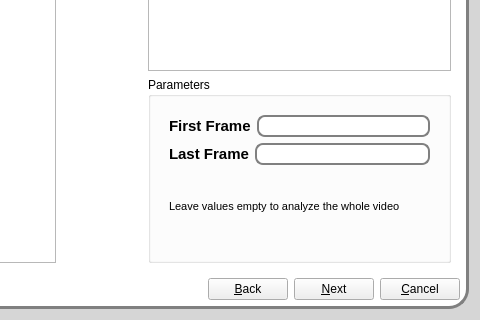
First picture: the form in src/romeo/view/dialogs/protocoldialog.ui, repository AlbertoSimioni/Romeo, before the edit; both pictures show x 338 to 818 and y 174 to 494 of the 818 by 494 pixel window.
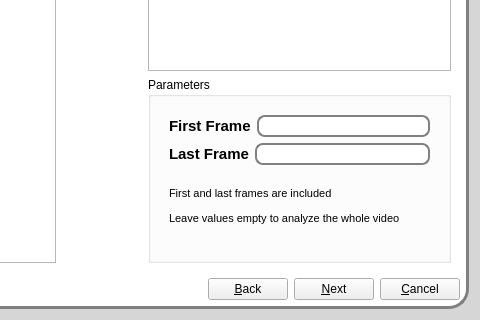
Second picture: the form after the edit. Icons and pictures are not drawn.

The edit to the form file:
```diff
--- a/src/romeo/view/dialogs/protocoldialog.ui
+++ b/src/romeo/view/dialogs/protocoldialog.ui
@@ -771,7 +771,7 @@
                        <item>
                         <widget class="QLabel" name="label_20">
                          <property name="text">
-                          <string>&lt;html&gt;&lt;head/&gt;&lt;body&gt;&lt;p&gt;&lt;span style=&quot; font-size:8pt; font-weight:400;&quot;&gt;Leave values empty to analyze the whole video&lt;/span&gt;&lt;/p&gt;&lt;/body&gt;&lt;/html&gt;</string>
+                          <string>&lt;html&gt;&lt;head/&gt;&lt;body&gt;&lt;p&gt;&lt;span style=&quot; font-size:8pt; font-weight:400;&quot;&gt;First and last frames are included&lt;/span&gt;&lt;/p&gt;&lt;p&gt;&lt;span style=&quot; font-size:8pt; font-weight:400;&quot;&gt;Leave values empty to analyze the whole video&lt;/span&gt;&lt;/p&gt;&lt;/body&gt;&lt;/html&gt;</string>
                          </property>
                         </widget>
                        </item>
```
